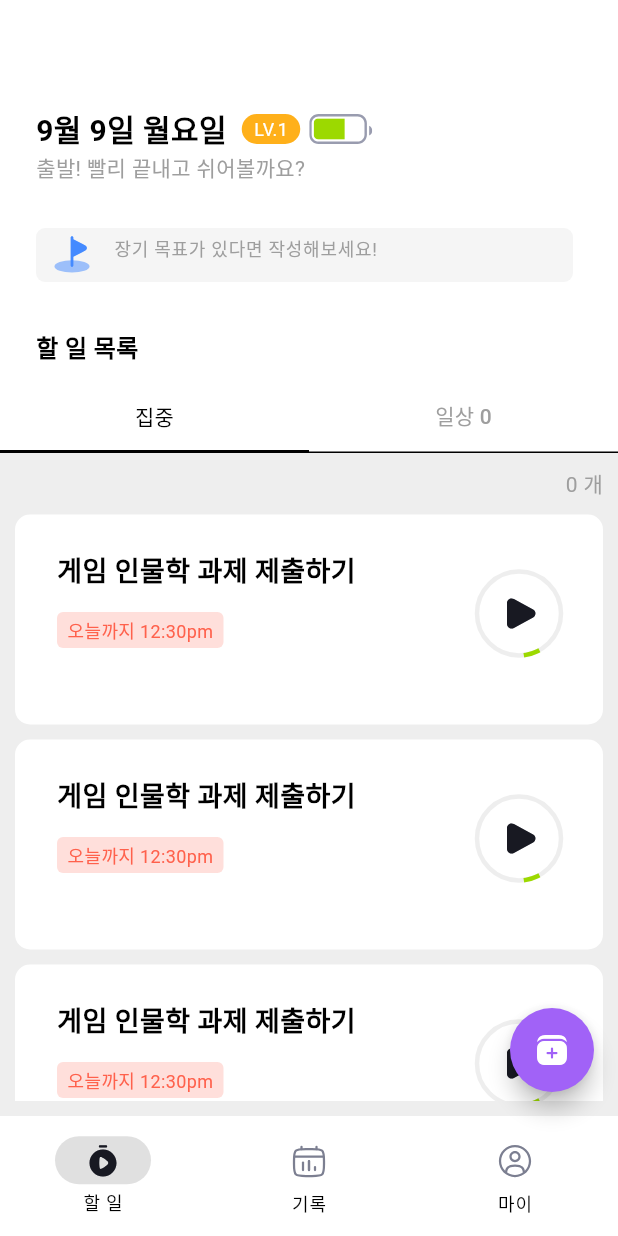
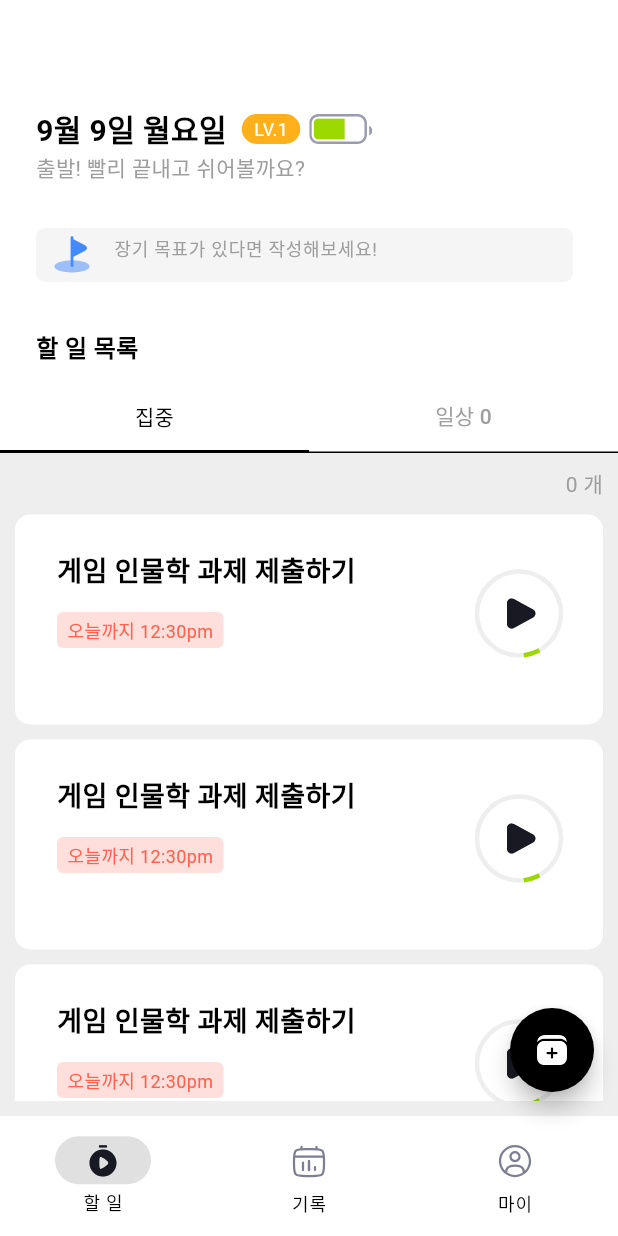
Before and after one commit to seongukHEO/StarryWaveScreen, a Flutter app: the screen it shows after launch, on a phone screen of 412 x 824 dp. Run offline on Flutter 3.47's test engine with Material 3 defaults, Android fonts, the phone set to English and light mode, and no system bars; our stand-ins replace flutter_riverpod, flutter_svg, table_calendar.

Commit message:
fix : 플로팅 버튼 수정

```diff
--- a/lib/screen/home_screen.dart
+++ b/lib/screen/home_screen.dart
@@ -52,7 +52,7 @@ class HomeScreen extends ConsumerWidget {
       floatingActionButton: switch(selectIndex){
         0 => FloatingActionButton(
           shape: RoundedRectangleBorder(borderRadius: BorderRadius.circular(50)),
-          backgroundColor: Theme.of(context).colorScheme.onPrimary,
+          backgroundColor: Theme.of(context).colorScheme.onSurface,
           child: SvgPicture.asset('assets/icon/bold/add_file_bold.svg', colorFilter: ColorFilter.mode(Colors.white, BlendMode.srcIn),),
           onPressed: (){
             Navigator.push(
```
